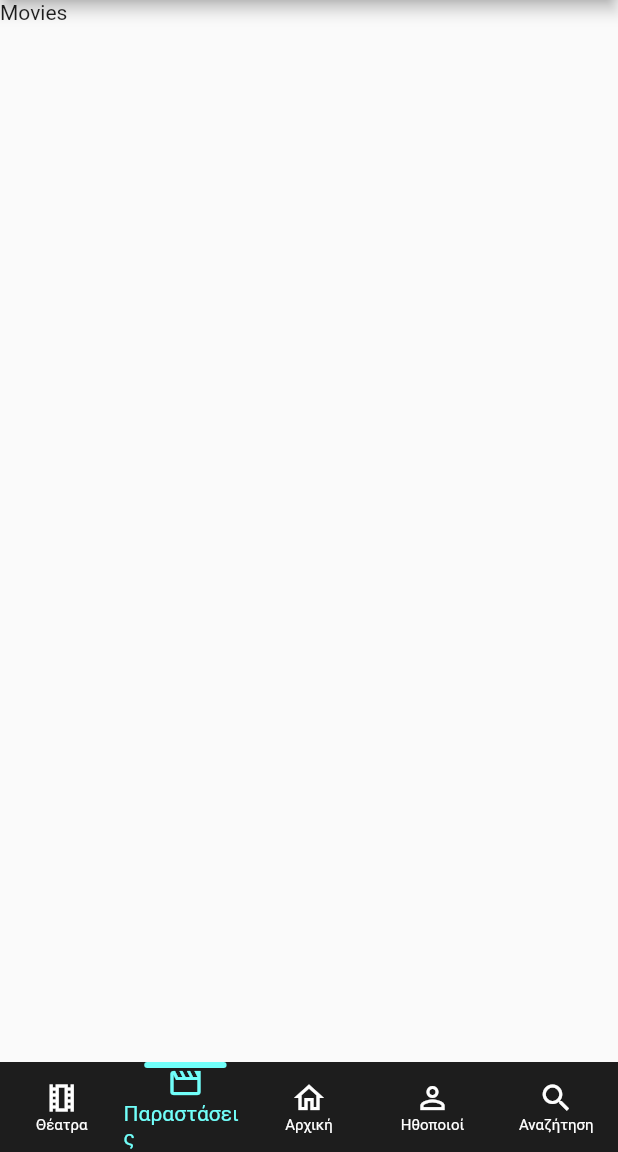
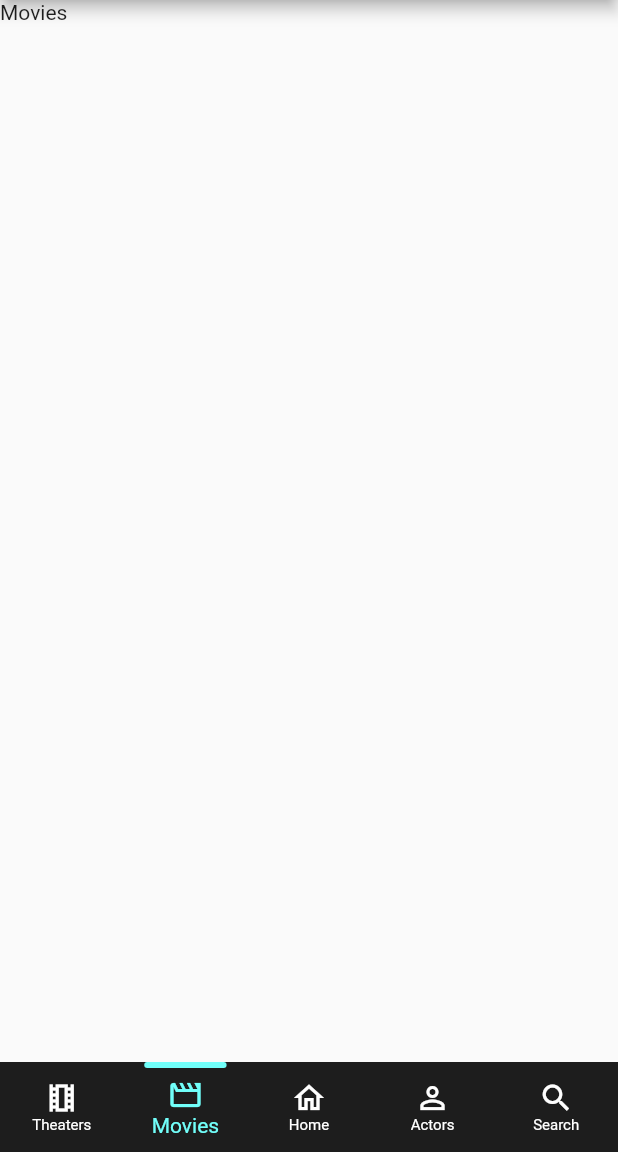
Before and after one commit to john-skarlis/theatrical_plays_ios, a Flutter app: the screen it shows after launch, item 2 of the bottom bar chosen, on a phone screen of 412 x 824 dp, the part 84-1236 px from its top. Run offline on Flutter 3.47's test engine with Material 2 defaults, Android fonts, the phone set to English and light mode, and no system bars; drawn by our look-alikes of flutter_snake_navigationbar; our stand-ins replace flutter_spinkit.

Commit message:
menu language

```diff
--- a/theatrical_plays/lib/pages/home.dart
+++ b/theatrical_plays/lib/pages/home.dart
@@ -73,15 +73,15 @@ class _HomeState extends State<Home> {
         },
         items: [
           const BottomNavigationBarItem(
-              icon: Icon(Icons.theaters_outlined), label: 'Θέατρα'),
+              icon: Icon(Icons.theaters_outlined), label: 'Theaters'),
           const BottomNavigationBarItem(
-              icon: Icon(Icons.movie_outlined), label: 'Παραστάσεις'),
+              icon: Icon(Icons.movie_outlined), label: 'Movies'),
           const BottomNavigationBarItem(
-              icon: Icon(Icons.home_outlined), label: 'Αρχική'),
+              icon: Icon(Icons.home_outlined), label: 'Home'),
           const BottomNavigationBarItem(
-              icon: Icon(Icons.person_outline), label: 'Ηθοποιοί'),
+              icon: Icon(Icons.person_outline), label: 'Actors'),
           const BottomNavigationBarItem(
-              icon: Icon(Icons.search), label: 'Αναζήτηση')
+              icon: Icon(Icons.search), label: 'Search')
         ],
         selectedLabelStyle: const TextStyle(fontSize: 14),
         unselectedLabelStyle: const TextStyle(fontSize: 10),
```
